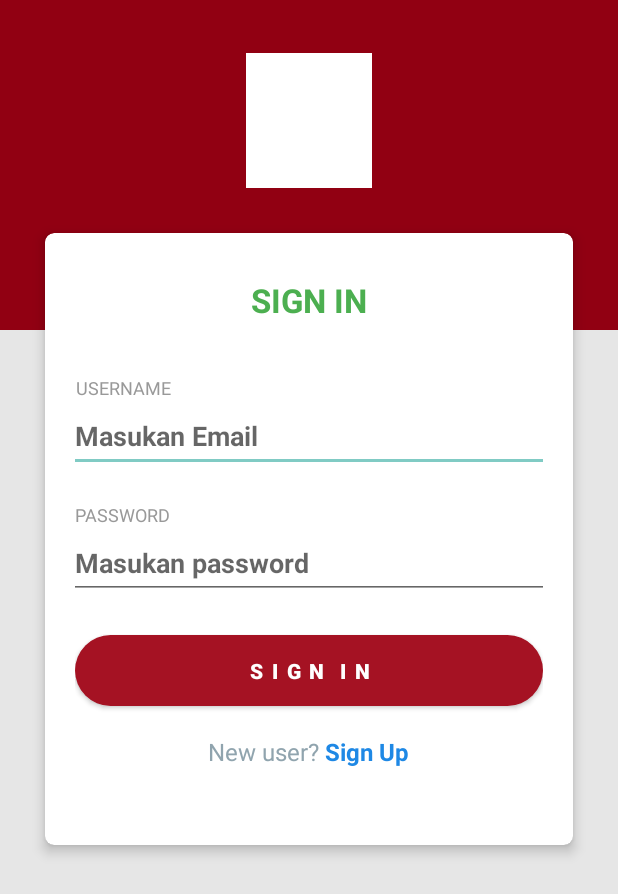
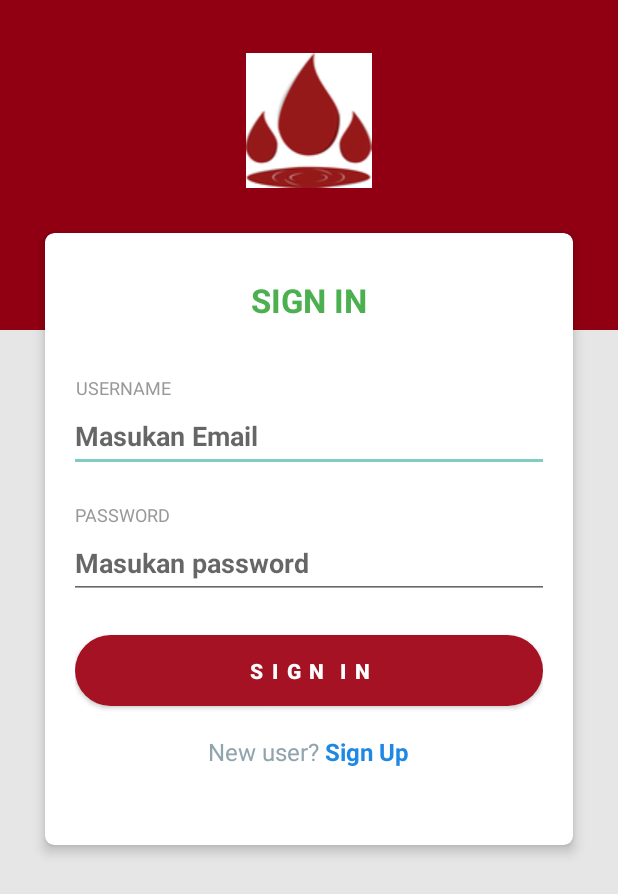
Before and after one commit to akbar0923/SejutaDarah, an Android app: the screen it shows after launch (LoginActivity), on a phone screen of 412 x 824 dp. Shown: the top 894 px of the screen. Run offline under Robolectric (Android 15) with nearby library versions, the phone set to English and light mode, and no system bars; our stand-ins replace Firebase (no records; nobody signed in at launch, a user with empty details on screens opened directly).

Commit message:
perbaikan activity_login.xml

```diff
--- a/app/src/main/res/layout/activity_login.xml
+++ b/app/src/main/res/layout/activity_login.xml
@@ -24,7 +24,7 @@
             android:layout_marginTop="@dimen/spacing_large"
             android:layout_marginBottom="@dimen/spacing_mlarge"
             android:src="@drawable/logo"
-            app:tint="@android:color/white" />
+             />
 
         <androidx.cardview.widget.CardView
             android:layout_width="match_parent"
```
